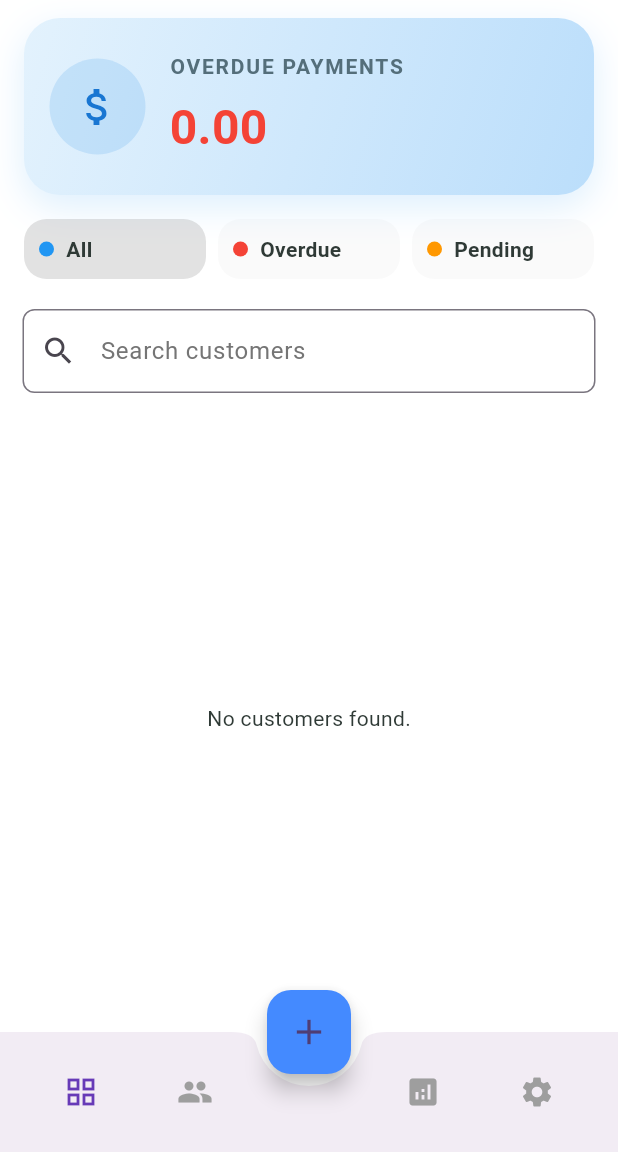
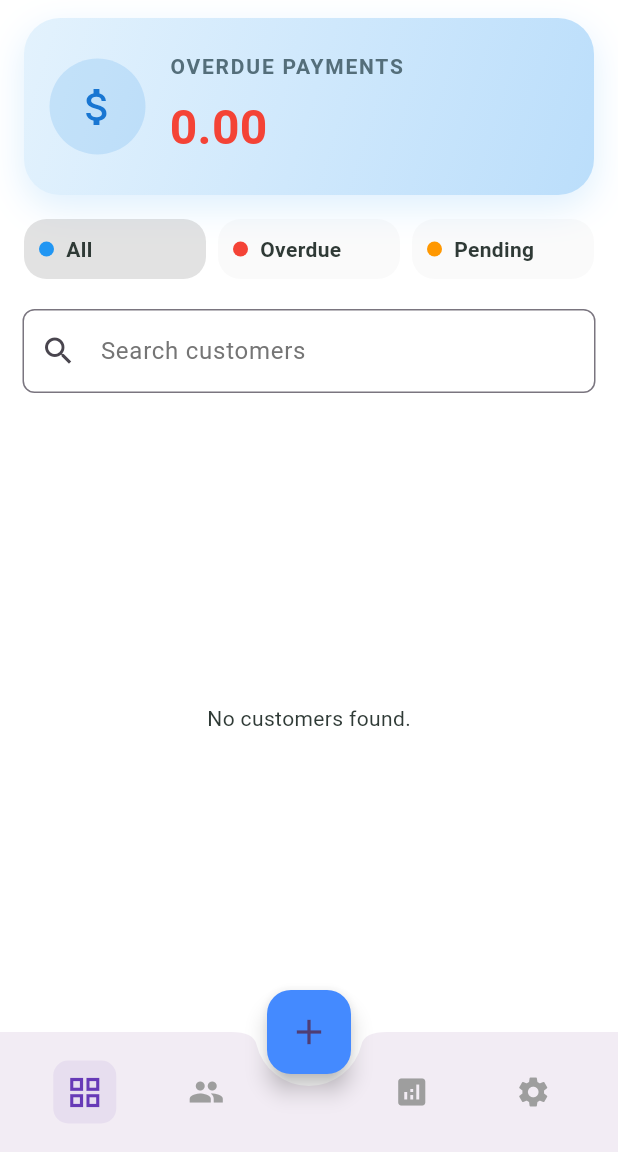
Before and after one commit to Huzaifa-Shabbir/payment_solution_softec_26, a Flutter app: the screen it shows after launch, on a phone screen of 412 x 824 dp, the part 84-1236 px from its top. Run offline on Flutter 3.47's test engine with Material 3 defaults, Android fonts, the phone set to English and light mode, and no system bars; our stand-ins replace go_router, shared_preferences, supabase_flutter; accounts and stored records are empty.

Commit message:
just buttom navigation appbar improvements

```diff
--- a/lib/features/accounts/add_account_screen.dart
+++ b/lib/features/accounts/add_account_screen.dart
@@ -798,6 +798,7 @@ Regards,''',
               subtitle: Text(a.isPaid ? 'Paid' : 'Unpaid', style: TextStyle(color: a.isPaid ? Colors.green : Colors.red)),
             ),
             const Divider(height: 32),
+
             // Redesigned action buttons
             Row(
               mainAxisAlignment: MainAxisAlignment.spaceBetween,
--- a/lib/main.dart
+++ b/lib/main.dart
@@ -13,6 +13,7 @@ import 'features/core/Theme.dart';
 import 'features/setting/setting.dart';
 import 'core/utils/state_Management.dart';
 import 'features/reports/analytics_screen.dart';
+import 'package:flutter/services.dart';
 
 // single app-wide store instance (initialized in main before runApp)
 final AccountStore accountStore = AccountStore();
@@ -61,41 +62,81 @@ class MyApp extends StatelessWidget {
             }
 
             final colors = AppColors();
-            // use state.uri.path as GoRouterState.location may not be available in this version
             final selected = _locToIndex(state.uri.path);
 
             return Scaffold(
               // the active page will render its own AppBar / body (child may contain its own Scaffold)
               body: child,
               floatingActionButton: FloatingActionButton(
-                onPressed: () => GoRouter.of(context).pushNamed('addAccount', extra: {'asBottomSheet': true, 'account': null}),
+                onPressed: () {
+                  // Prevent multiple sheet openings - check if already on add route
+                  if (GoRouter.of(context).state?.name != 'addAccount') {
+                    GoRouter.of(context).pushNamed('addAccount', extra: {'asBottomSheet': true, 'account': null});
+                  }
+                },
                 child: const Icon(Icons.add, size: 28),
               ),
               floatingActionButtonLocation: FloatingActionButtonLocation.centerDocked,
               bottomNavigationBar: BottomAppBar(
                 shape: const CircularNotchedRectangle(),
                 notchMargin: 8,
+                elevation: 8,
                 child: SizedBox(
-                  height: 62,
+                  height: 40,
                   child: Row(
                     mainAxisAlignment: MainAxisAlignment.spaceAround,
                     children: [
-                      IconButton(
-                        icon: Icon(Icons.grid_view, color: selected == 0 ? colors.appbar_Color : Colors.grey),
-                        onPressed: () => GoRouter.of(context).goNamed('dashboard'),
+                      _buildBottomNavItem(
+                        context: context,
+                        icon: Icons.grid_view,
+                        isSelected: selected == 0,
+                        onTap: () {
+                          if (selected != 0) {
+                            HapticFeedback.lightImpact();
+                            GoRouter.of(context).goNamed('dashboard');
+                          }
+                        },
+                        colors: colors,
                       ),
-                      IconButton(
-                        icon: Icon(Icons.people, color: selected == 1 ? colors.appbar_Color : Colors.grey),
-                        onPressed: () => GoRouter.of(context).goNamed('accounts'),
+                      _buildBottomNavItem(
+                        context: context,
+                        icon: Icons.people,
+                        isSelected: selected == 1,
+                        onTap: () {
+                          if (selected != 1) {
+                            HapticFeedback.lightImpact();
+                            GoRouter.of(context).goNamed('accounts');
+                          }
+                        },
+                        colors: colors,
                       ),
-                      const SizedBox(width: 48),
-                      IconButton(
-                        icon: Icon(Icons.analytics, color: selected == 2 ? colors.appbar_Color : Colors.grey),
-                        onPressed: () => GoRouter.of(context).goNamed('analytics'),
+
+                      // cleaner FAB spacing
+                      const SizedBox(width: 56),
+
+                      _buildBottomNavItem(
+                        context: context,
+                        icon: Icons.analytics,
+                        isSelected: selected == 2,
+                        onTap: () {
+                          if (selected != 2) {
+                            HapticFeedback.lightImpact();
+                            GoRouter.of(context).goNamed('analytics');
+                          }
+                        },
+                        colors: colors,
                       ),
-                      IconButton(
-                        icon: Icon(Icons.settings, color: selected == 3 ? colors.appbar_Color : Colors.grey),
-                        onPressed: () => GoRouter.of(context).goNamed('settings'),
+                      _buildBottomNavItem(
+                        context: context,
+                        icon: Icons.settings,
+                        isSelected: selected == 3,
+                        onTap: () {
+                          if (selected != 3) {
+                            HapticFeedback.lightImpact();
+                            GoRouter.of(context).goNamed('settings');
+                          }
+                        },
+                        colors: colors,
                       ),
                     ],
                   ),
@@ -130,6 +171,7 @@ class MyApp extends StatelessWidget {
                 Account? account;
                 bool asBottom = false;
                 if (extra is Map) {
+
                   account = extra['account'] as Account?;
                   asBottom = extra['asBottomSheet'] == true;
                 } else if (extra is Account) {
@@ -193,4 +235,36 @@ class MyApp extends StatelessWidget {
       ),
     );
   }
+
+  /// Build a redesigned bottom nav item with highlight effect
+  Widget _buildBottomNavItem({
+    required BuildContext context,
+    required IconData icon,
+    required bool isSelected,
+    required VoidCallback onTap,
+    required AppColors colors,
+  }) {
+    return Expanded(
+        child: Center( // 👈 keeps it centered instead of stretched
+          child: GestureDetector(
+            onTap: onTap,
+            child: AnimatedContainer(
+              duration: const Duration(milliseconds: 200),
+              padding: const EdgeInsets.all(8), // 👈 tighter box
+              decoration: BoxDecoration(
+                color: isSelected
+                    ? colors.appbar_Color.withOpacity(0.08)
+                    : Colors.transparent,
+                borderRadius: BorderRadius.circular(10), // 👈 smaller radius
+              ),
+              child: Icon(
+                icon,
+                color: isSelected ? colors.appbar_Color : Colors.grey,
+                size: isSelected ? 26 : 24,
+              ),
+            ),
+          ),
+        ),
+    );
+  }
 }
```
